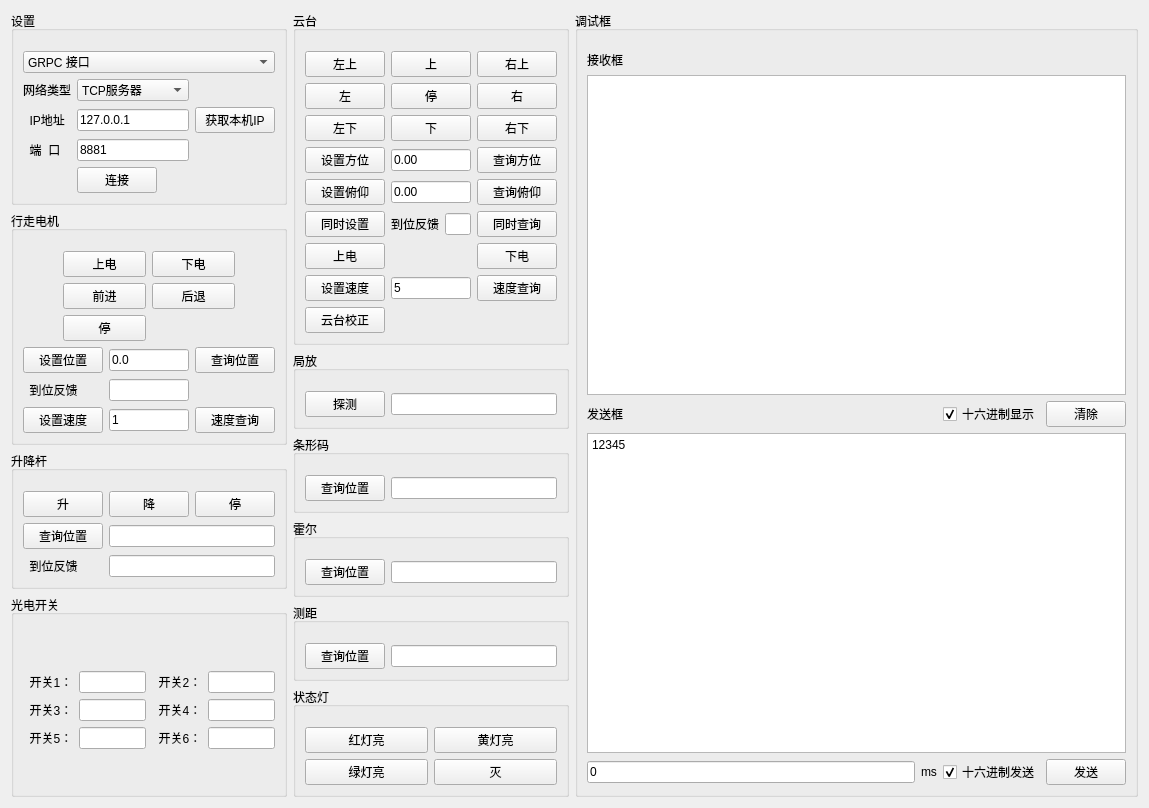
Qt form src/ui/ORIR_Debug_Client.ui (zhangfengqilk/ORIR_Debug_Client) before a commit.
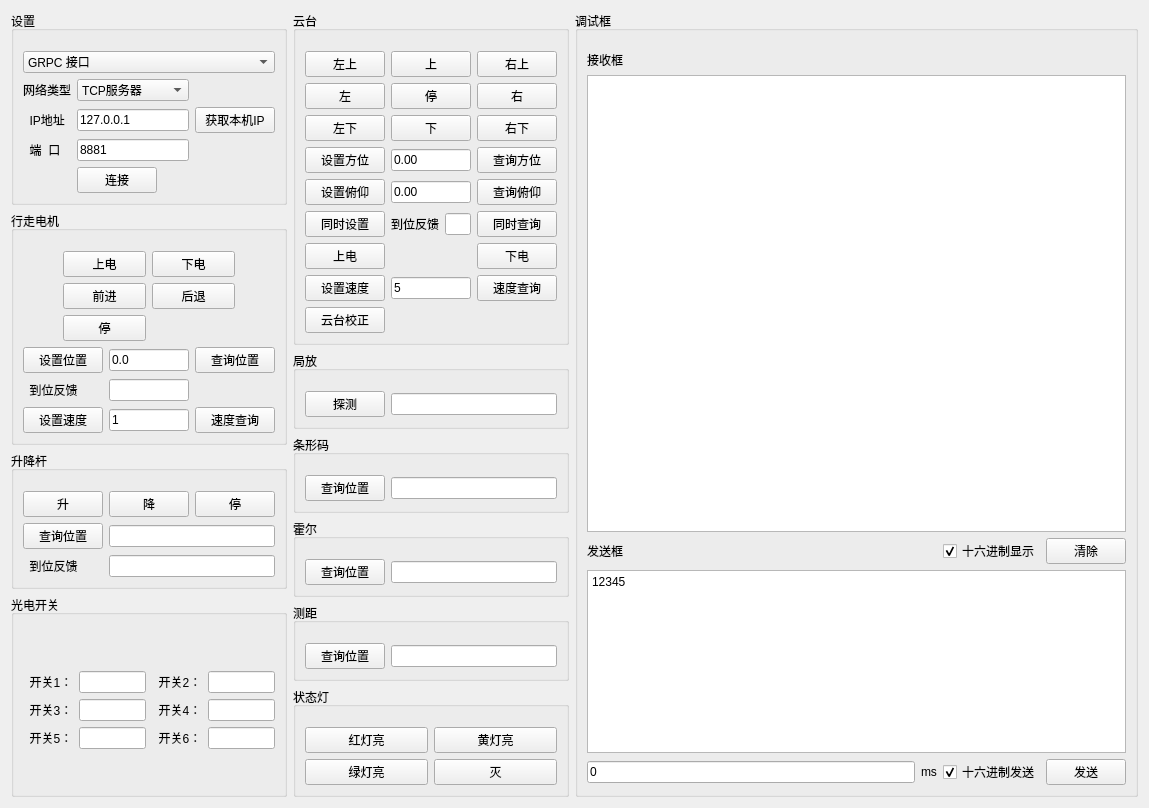
The same form after that commit.

```diff
--- a/src/ui/ORIR_Debug_Client.ui
+++ b/src/ui/ORIR_Debug_Client.ui
@@ -319,7 +319,7 @@
        <property name="title">
         <string>调试框</string>
        </property>
-       <layout class="QGridLayout" name="gridLayout_21" rowstretch="0,0,0,0,0" columnstretch="1,0,0,0">
+       <layout class="QGridLayout" name="gridLayout_21" rowstretch="0,5,0,2,0" columnstretch="0,0,0,0">
         <property name="leftMargin">
          <number>9</number>
         </property>
```
